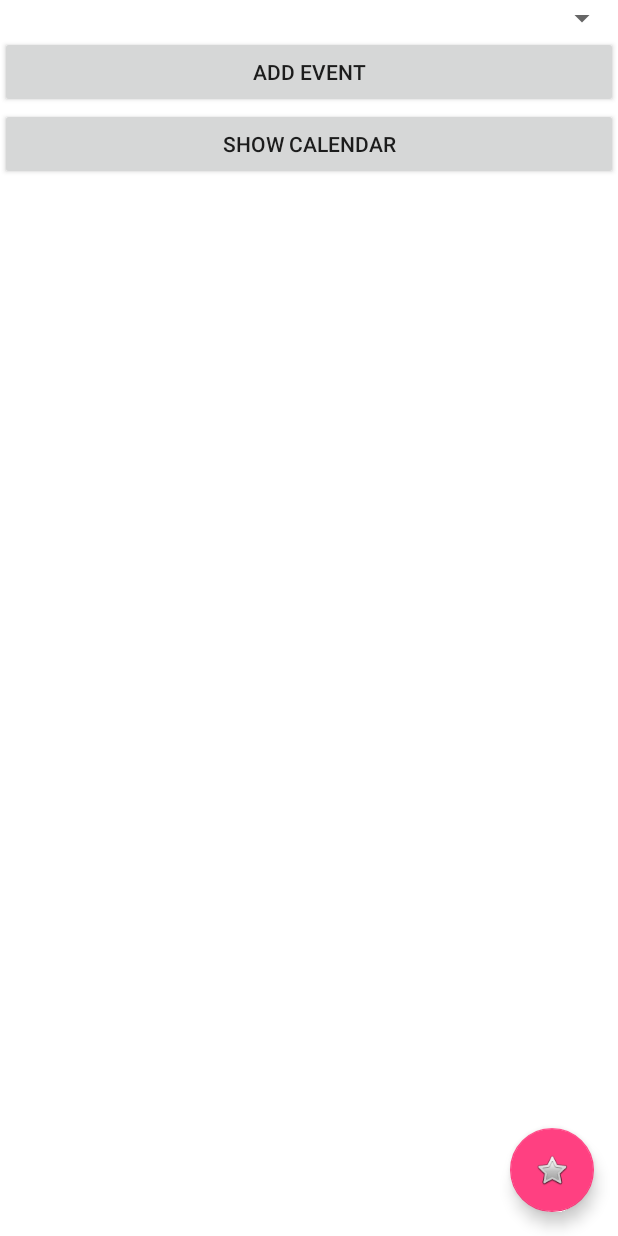
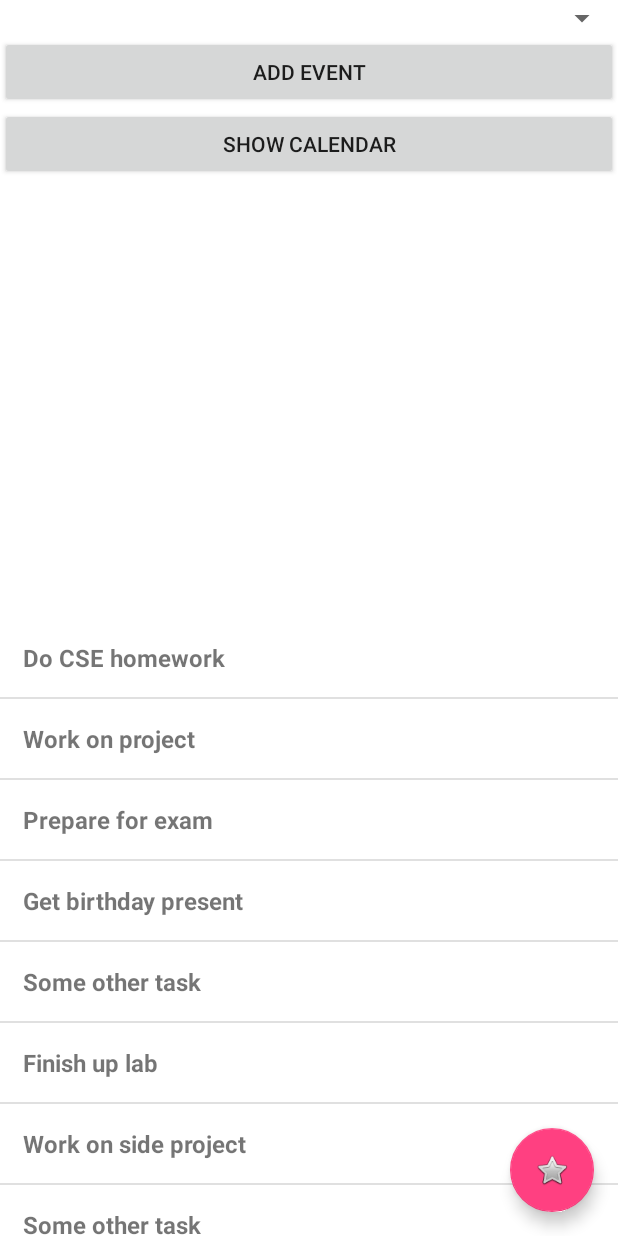
Before and after one commit to brandonjhuang/CSE110-Itinerary, an Android app: the screen it shows after launch (Main), on a phone screen of 412 x 824 dp. Run offline under Robolectric (Android 15) with nearby library versions, the phone set to English and light mode, and no system bars; 3 statements that could not run were skipped.

Commit message:
Add ListView

```diff
--- a/MyApplication2/app/src/main/java/brandon/myapplication/Main.java
+++ b/MyApplication2/app/src/main/java/brandon/myapplication/Main.java
@@ -20,6 +20,7 @@ package brandon.myapplication;
         import android.widget.AdapterView;
         import android.widget.ArrayAdapter;
         import android.widget.Button;
+        import android.widget.ListView;
         import android.widget.Spinner;
         import android.widget.TextView;
         import android.widget.Toast;
@@ -38,6 +39,9 @@ class MyCalendar {
 }
 
 public class Main extends Activity {
+
+    String[] mobileArray = {"Do CSE homework","Work on project","Prepare for exam","Get birthday present","Some other task","Finish up lab","Work on side project","Some other task","Some other task","Buy supplies","Some other task","Some other task"};
+
     /*********************************************************************
      * UI part*/
     private Spinner m_spinner_calender;
@@ -56,6 +60,11 @@ public class Main extends Activity {
         populateAddBtn2();
         populateTextEvent();
         populateGetEventsBtn();
+
+        ArrayAdapter adapter = new ArrayAdapter<String>(this, R.layout.activity_listview, mobileArray);
+
+        ListView listView = (ListView) findViewById(R.id.mobile_list);
+        listView.setAdapter(adapter);
     }
     private void populateCalendarSpinner() {
         m_spinner_calender = (Spinner)this.findViewById(R.id.spinner_calendar);
--- /dev/null
+++ b/MyApplication2/app/src/main/res/layout/activity_listview.xml
@@ -0,0 +1,11 @@
+<?xml version="1.0" encoding="utf-8"?>
+<!--  Single List Item Design -->
+
+<TextView xmlns:android="http://schemas.android.com/apk/res/android"
+    android:id="@+id/label"
+    android:layout_width="fill_parent"
+    android:layout_height="fill_parent"
+    android:padding="15dip"
+    android:textSize="16dip"
+    android:textStyle="bold" >
+</TextView>
--- a/MyApplication2/app/src/main/res/layout/activity_main.xml
+++ b/MyApplication2/app/src/main/res/layout/activity_main.xml
@@ -5,6 +5,14 @@
     xmlns:tools="http://schemas.android.com/tools" android:layout_width="match_parent"
     android:layout_height="match_parent" android:fitsSystemWindows="true" tools:context=".Main"
     android:clickable="false">
+
+    <FrameLayout
+        android:layout_width="match_parent"
+        android:layout_height="match_parent"
+        android:layout_alignParentEnd="true"
+        android:layout_alignParentRight="true"
+        android:layout_alignParentTop="true"
+        android:id="@+id/frameLayout">
 
     <include layout="@layout/content_main" />
 
@@ -15,4 +23,23 @@
         android:clickable="true"
         android:onClick="magicButton" />
 
+        <!--<android.support.design.widget.FloatingActionButton-->
+            <!--android:id="@+id/fab"-->
+            <!--android:layout_alignParentRight="true"-->
+            <!--android:layout_alignParentBottom="true"-->
+            <!--android:layout_width="56dp"-->
+            <!--android:layout_height="56dp"-->
+            <!--android:layout_gravity="bottom|right"-->
+            <!--android:layout_marginRight="16dp"-->
+            <!--android:layout_marginBottom="16dp"-->
+            <!--android:clickable="true"-->
+            <!--android:elevation="1dp"/>-->
+
+        <ListView
+            android:id="@+id/mobile_list"
+            android:layout_width="match_parent"
+            android:layout_height="412dp"
+            android:layout_gravity="right|bottom">
+        </ListView>
+    </FrameLayout>
 </android.support.design.widget.CoordinatorLayout>
```
